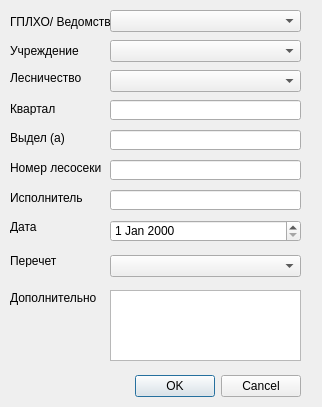
Old version of the form modules/otvod/ui/lesosekaInfo.ui in the repository daniluuuuuuuk/daniluuuuuuuk.github.io.
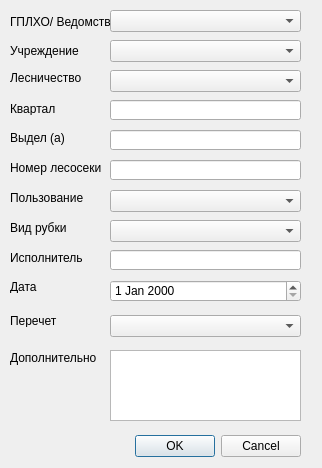
New version of the form.

Diff of the .ui file:
```diff
--- a/modules/otvod/ui/lesosekaInfo.ui
+++ b/modules/otvod/ui/lesosekaInfo.ui
@@ -7,7 +7,7 @@
     <x>0</x>
     <y>0</y>
     <width>322</width>
-    <height>407</height>
+    <height>468</height>
    </rect>
   </property>
   <property name="windowTitle">
@@ -17,7 +17,7 @@
    <property name="geometry">
     <rect>
      <x>0</x>
-     <y>370</y>
+     <y>430</y>
      <width>301</width>
      <height>32</height>
     </rect>
@@ -33,7 +33,7 @@
    <property name="geometry">
     <rect>
      <x>10</x>
-     <y>190</y>
+     <y>250</y>
      <width>91</width>
      <height>16</height>
     </rect>
@@ -46,7 +46,7 @@
    <property name="geometry">
     <rect>
      <x>10</x>
-     <y>220</y>
+     <y>280</y>
      <width>47</width>
      <height>13</height>
     </rect>
@@ -59,7 +59,7 @@
    <property name="geometry">
     <rect>
      <x>10</x>
-     <y>290</y>
+     <y>350</y>
      <width>91</width>
      <height>16</height>
     </rect>
@@ -72,7 +72,7 @@
    <property name="geometry">
     <rect>
      <x>110</x>
-     <y>190</y>
+     <y>250</y>
      <width>191</width>
      <height>20</height>
     </rect>
@@ -82,7 +82,7 @@
    <property name="geometry">
     <rect>
      <x>110</x>
-     <y>290</y>
+     <y>350</y>
      <width>191</width>
      <height>71</height>
     </rect>
@@ -115,7 +115,7 @@
    <property name="geometry">
     <rect>
      <x>110</x>
-     <y>220</y>
+     <y>280</y>
      <width>191</width>
      <height>22</height>
     </rect>
@@ -243,7 +243,7 @@
    <property name="geometry">
     <rect>
      <x>10</x>
-     <y>254</y>
+     <y>314</y>
      <width>47</width>
      <height>13</height>
     </rect>
@@ -256,7 +256,53 @@
    <property name="geometry">
     <rect>
      <x>110</x>
-     <y>255</y>
+     <y>315</y>
+     <width>191</width>
+     <height>22</height>
+    </rect>
+   </property>
+  </widget>
+  <widget class="QLabel" name="label_12">
+   <property name="geometry">
+    <rect>
+     <x>10</x>
+     <y>190</y>
+     <width>91</width>
+     <height>16</height>
+    </rect>
+   </property>
+   <property name="text">
+    <string>Пользование</string>
+   </property>
+  </widget>
+  <widget class="QLabel" name="label_13">
+   <property name="geometry">
+    <rect>
+     <x>10</x>
+     <y>220</y>
+     <width>91</width>
+     <height>16</height>
+    </rect>
+   </property>
+   <property name="text">
+    <string>Вид рубки</string>
+   </property>
+  </widget>
+  <widget class="QComboBox" name="useType">
+   <property name="geometry">
+    <rect>
+     <x>110</x>
+     <y>190</y>
+     <width>191</width>
+     <height>22</height>
+    </rect>
+   </property>
+  </widget>
+  <widget class="QComboBox" name="cuttingType">
+   <property name="geometry">
+    <rect>
+     <x>110</x>
+     <y>220</y>
      <width>191</width>
      <height>22</height>
     </rect>
```
